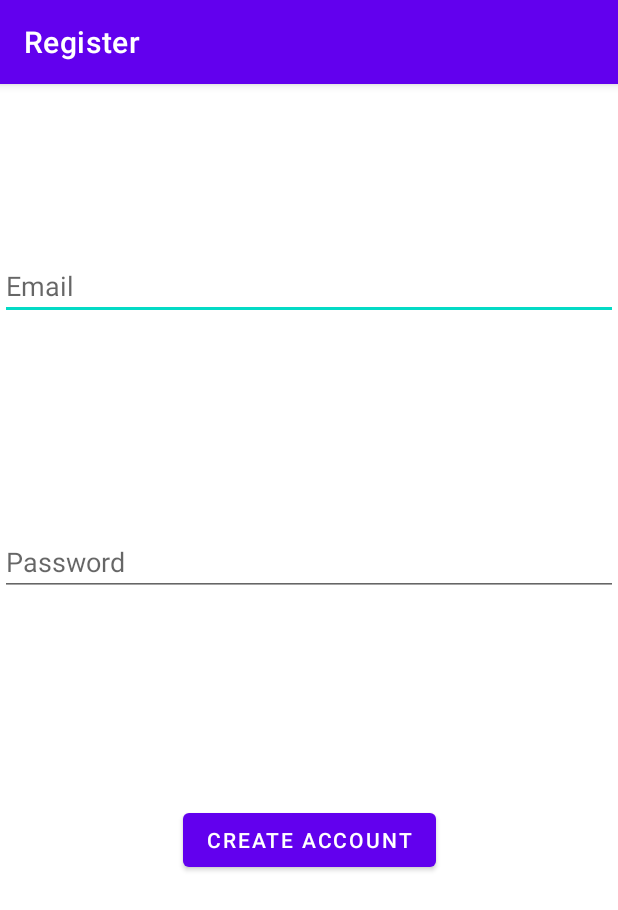
After one commit to Emerald-Z/IDEA, an Android app: the RegisterActivity screen opened directly, with no data from a screen before it, on a phone screen of 412 x 824 dp. The commit adds this screen. Shown: the top 910 px of the screen. Run offline under Robolectric (Android 15) with nearby library versions, the phone set to English and light mode, and no system bars.

Commit message:
database commit - 1/16/2021

```diff
--- a/app/src/main/AndroidManifest.xml
+++ b/app/src/main/AndroidManifest.xml
@@ -12,7 +12,8 @@
         android:supportsRtl="true"
         android:theme="@style/Theme.IDEA"
         android:usesCleartextTraffic="true">
-        <activity android:name=".ui.calendar.CalendarActivity"></activity>
+        <activity android:name=".ui.login.RegisterActivity"></activity>
+        <activity android:name=".ui.calendar.CalendarActivity" />
         <activity android:name=".SchoolInformationActivity" />
         <activity android:name=".ui.hours.HoursActivity" />
         <activity android:name=".ui.contact_us.ContactFormActivity" />
--- /dev/null
+++ b/app/src/main/java/com/example/idea/DBManager.java
@@ -0,0 +1,58 @@
+package com.example.idea;
+
+import android.content.ContentValues;
+import android.content.Context;
+import android.database.Cursor;
+import android.database.SQLException;
+import android.database.sqlite.SQLiteDatabase;
+import android.provider.ContactsContract;
+
+public class DBManager {
+    private DatabaseHelper dbHelper;
+    private Context context;
+    private SQLiteDatabase database;
+
+    public DBManager(Context c){
+        context = c;
+    }
+
+    public DBManager open() throws SQLException{
+        dbHelper = new DatabaseHelper(context);
+        database = dbHelper.getWritableDatabase();
+        return this;
+    }
+
+    public void close(){
+        dbHelper.close();
+    }
+
+    public void insert(String email, String password){
+        ContentValues contentValue = new ContentValues();
+        contentValue.put(DatabaseHelper.EMAIL, email);
+        contentValue.put(DatabaseHelper.PASSWORD, password);
+        database.insert(DatabaseHelper.TABLE_NAME, null, contentValue);
+    }
+
+    //Cursor?
+   /* public Cursor fetch() {
+        String[] columns = new String[] { DatabaseHelper._ID, DatabaseHelper.EMAIL, DatabaseHelper.PASSWORD };
+        Cursor cursor = database.query(DatabaseHelper.TABLE_NAME, columns, null, null, null, null, null);
+        if (cursor != null) {
+            cursor.moveToFirst();
+        }
+        return cursor;
+    }
+
+    */
+    public int update(long _id, String email, String password){
+        ContentValues contentValues = new ContentValues();
+        contentValues.put(DatabaseHelper.EMAIL, email);
+        contentValues.put(DatabaseHelper.PASSWORD, password);
+        int i = database.update(DatabaseHelper.TABLE_NAME, contentValues, DatabaseHelper._ID + " = " + _id, null);
+        return i;
+    }
+
+    public void delete(long _id){
+        database.delete(DatabaseHelper.TABLE_NAME, DatabaseHelper._ID + "=" + _id, null);
+    }
+}
--- /dev/null
+++ b/app/src/main/java/com/example/idea/DatabaseHelper.java
@@ -0,0 +1,37 @@
+package com.example.idea;
+
+import android.content.Context;
+import android.database.sqlite.SQLiteDatabase;
+import android.database.sqlite.SQLiteOpenHelper;
+
+public class DatabaseHelper extends SQLiteOpenHelper {
+
+    //Table Name
+    public static final String TABLE_NAME = "USERS";
+    //Table Columns
+    public static final String _ID = "_id";
+    public static final String EMAIL = "email";
+    public static final String PASSWORD = "password";
+    //Database Information
+    static final String DB_NAME = "IDEA_USERS.DB";
+    static final int DB_VERSION = 1;
+
+    //Creating table query
+    private static final String CREATE_TABLE = "create table " + TABLE_NAME + "(" + _ID
+            + " INTEGER PRIMARY KEY AUTOINCREMENT, " + EMAIL + " TEXT NOT NULL, " + PASSWORD + " TEXT);";
+
+    public DatabaseHelper(Context context) {
+        super(context, DB_NAME, null, DB_VERSION);
+    }
+
+    @Override
+    public void onCreate(SQLiteDatabase db){
+        db.execSQL(CREATE_TABLE);
+    }
+
+    @Override
+    public void onUpgrade(SQLiteDatabase db, int oldVersion, int newVersion){
+        db.execSQL("DROP TABLE IF EXISTS " + TABLE_NAME);
+        onCreate(db);
+    }
+}
--- /dev/null
+++ b/app/src/main/java/com/example/idea/ui/login/RegisterActivity.java
@@ -0,0 +1,55 @@
+package com.example.idea.ui.login;
+
+import androidx.appcompat.app.AppCompatActivity;
+
+import android.content.Intent;
+import android.os.Bundle;
+import android.view.View;
+import android.widget.Button;
+import android.widget.EditText;
+import android.widget.Toast;
+
+import com.example.idea.DBManager;
+import com.example.idea.R;
+
+public class RegisterActivity extends AppCompatActivity implements View.OnClickListener {
+
+        private EditText emailText;
+        private Button addBtn;
+        private EditText passwdText;
+
+        private DBManager dbManager;
+
+
+    @Override
+    protected void onCreate(Bundle savedInstanceState) {
+        super.onCreate(savedInstanceState);
+        setTitle("Register");
+        setContentView(R.layout.activity_register);
+
+        emailText = (EditText) findViewById(R.id.register_email);
+        passwdText = (EditText) findViewById(R.id.register_password);
+
+        addBtn = (Button) findViewById(R.id.create_account);
+
+        dbManager = new DBManager(this);
+        dbManager.open();
+        addBtn.setOnClickListener(this);
+
+
+    }
+
+    @Override
+    public void onClick(View v) {
+        switch(v.getId()) {
+            case R.id.create_account:
+                final String email = emailText.getText().toString();
+                final String passwd = passwdText.getText().toString();
+                dbManager.insert(email, passwd);
+                Toast.makeText(getBaseContext(), "Your account has been created. Welcome" , Toast.LENGTH_SHORT ).show();
+
+
+        }
+    }
+
+}
--- /dev/null
+++ b/app/src/main/res/layout/activity_register.xml
@@ -0,0 +1,43 @@
+<?xml version="1.0" encoding="utf-8"?>
+<androidx.constraintlayout.widget.ConstraintLayout xmlns:android="http://schemas.android.com/apk/res/android"
+    xmlns:app="http://schemas.android.com/apk/res-auto"
+    xmlns:tools="http://schemas.android.com/tools"
+    android:layout_width="match_parent"
+    android:layout_height="match_parent"
+    tools:context=".ui.login.RegisterActivity">
+
+    <EditText
+        android:id="@+id/register_email"
+        android:layout_width="match_parent"
+        android:layout_height="wrap_content"
+        android:layout_marginTop="112dp"
+        android:ems="10"
+        android:hint="@string/contact_form_email"
+        app:layout_constraintEnd_toEndOf="parent"
+        app:layout_constraintHorizontal_bias="0.0"
+        app:layout_constraintStart_toStartOf="parent"
+        app:layout_constraintTop_toTopOf="parent"></EditText>
+
+    <EditText
+        android:id="@+id/register_password"
+        android:layout_width="match_parent"
+        android:layout_height="wrap_content"
+        android:ems="10"
+        android:hint="@string/password"
+        app:layout_constraintBottom_toTopOf="@+id/create_account"
+        app:layout_constraintEnd_toEndOf="parent"
+        app:layout_constraintHorizontal_bias="0.0"
+        app:layout_constraintStart_toStartOf="parent"
+        app:layout_constraintTop_toBottomOf="@+id/register_email"></EditText>
+
+    <Button
+        android:id="@+id/create_account"
+        android:layout_width="wrap_content"
+        android:layout_height="wrap_content"
+        android:layout_marginBottom="240dp"
+        android:text="@string/create_account"
+        app:layout_constraintBottom_toBottomOf="parent"
+        app:layout_constraintEnd_toEndOf="parent"
+        app:layout_constraintStart_toStartOf="parent" />
+
+</androidx.constraintlayout.widget.ConstraintLayout>
--- a/app/src/main/res/values/strings.xml
+++ b/app/src/main/res/values/strings.xml
@@ -3,7 +3,7 @@
     <!-- Strings related to login -->
     <string name="prompt_email">Email</string>
     <string name="prompt_password">Password</string>
-    <string name="action_sign_in">Sign in</string>
+    <string name="action_sign_in">Log in</string>
     <string name="action_sign_in_short">Sign in</string>
     <string name="invalid_username">Not a valid username</string>
     <string name="invalid_password">Password must be >5 characters</string>
@@ -37,5 +37,8 @@
     <string name="select_the_category_you_want_to_log_hours_for">Select the category you want to log hours for</string>
     <string name="login_hours_button">Login Hours</string>
     <string name="notifications">Notifications</string>
+    <string name="register">Register</string>
+    <string name="password">Password</string>
+    <string name="create_account">Create Account</string>
 
 </resources>
```
Also changed, not shown: app/src/main/java/com/example/idea/ui/login/LoginActivity.java (+11 -0 lines), app/src/main/res/layout/activity_login.xml (+15 -3 lines).
